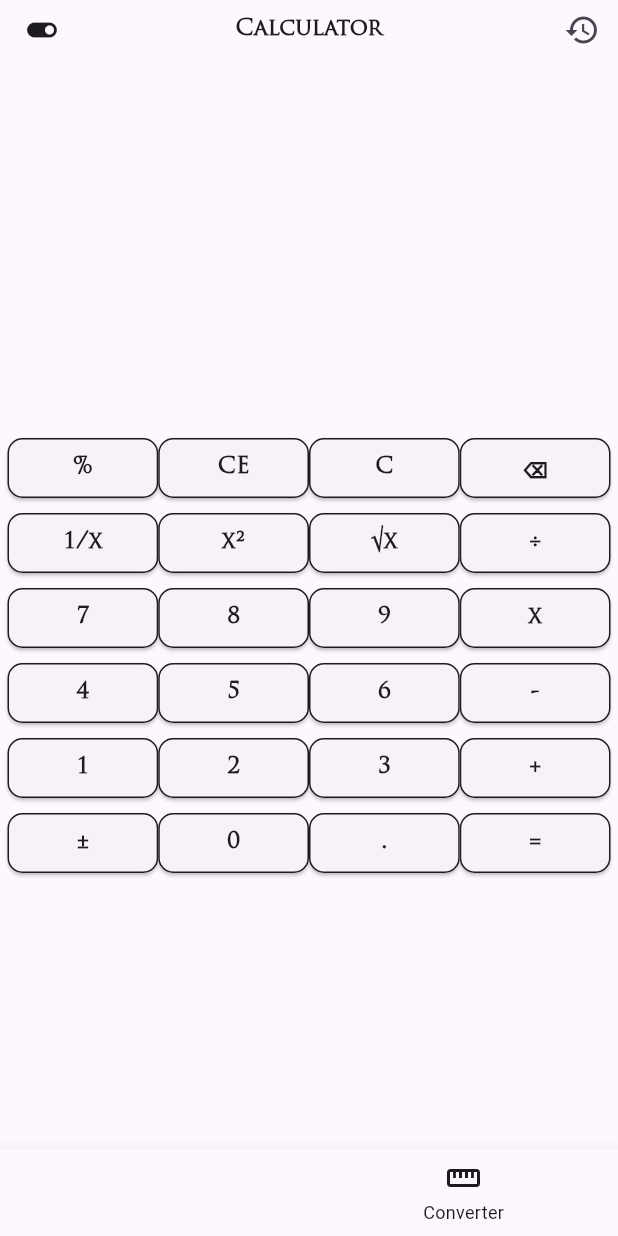
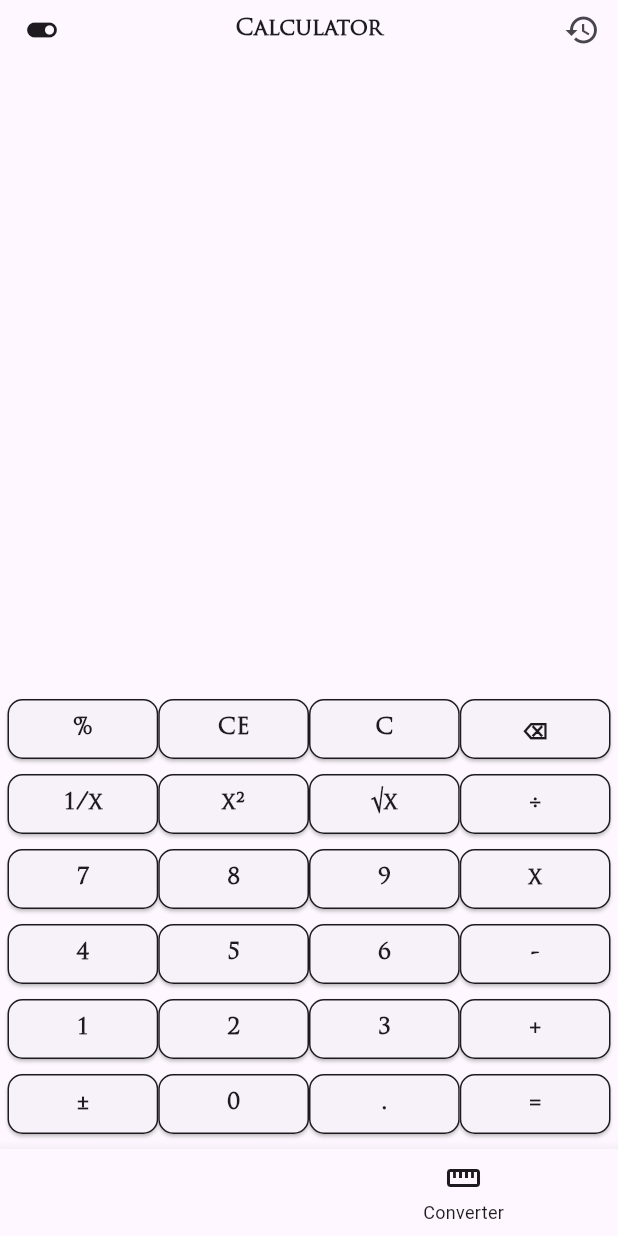
Before and after one commit to Chuckibmk/simple-calculator, a Flutter app: the screen it shows after launch, on a phone screen of 412 x 824 dp. Run offline on Flutter 3.47's test engine with Material 3 defaults, Android fonts, the phone set to English and light mode, and no system bars; our stand-ins replace google_mobile_ads; network calls fail.

Commit message:
change from stack widget to safe area widget in body widget, use of mainaxisalignment.end to stick buttons to down

```diff
--- a/lib/basiccalc.dart
+++ b/lib/basiccalc.dart
@@ -149,8 +149,10 @@ class _BasicCalcClassState extends State<BasicCalcClass> {
             ],
           ),
         ),
-        body: Stack(children: [
-          Column(children: [
+        // use SafeArea
+        body: SafeArea(
+          // children: [
+          child: Column(children: [
             // if (widget.bannerAd != null)
             //   Align(
             //     alignment: Alignment.topCenter,
@@ -201,12 +203,12 @@ class _BasicCalcClassState extends State<BasicCalcClass> {
               ),
             ),
             Expanded(
-              flex: 2,
+              flex: 3,
               child: Padding(
                 padding: const EdgeInsets.all(5),
                 child: Column(
+                  mainAxisAlignment: MainAxisAlignment.end,
                   children: [
-                    // yspace(),
                     // loop through the Lists in the calculator_Varibles List, in order to get the arrangement
                     for (var rw in calculator_Varibles)
                       Row(
@@ -221,7 +223,8 @@ class _BasicCalcClassState extends State<BasicCalcClass> {
               ),
             ),
           ]),
-        ]),
+          // ],
+        ),
       );
     });
   }
@@ -284,10 +287,16 @@ class _BasicCalcClassState extends State<BasicCalcClass> {
 
         currentValue = -currentValue;
       } else if (operator == '1/x') {
-        hisctrl.text = '1/ $currentValue';
-        question = '1/ $currentValue'.toString();
+        if (currentValue != 0) {
+          hisctrl.text = '1/ $currentValue';
+          question = '1/ $currentValue'.toString();
 
-        currentValue = 1 / currentValue;
+          currentValue = 1 / currentValue;
+        } else {
+          ans = 'Cannot Divide by Zero';
+          ques.text = ans;
+          return;
+        }
       } else if (operator == 'x²') {
         hisctrl.text = '$currentValue ²';
         question = '$currentValue ²'.toString();
```
Also changed, not shown: lib/converter.dart (+6 -3 lines), lib/main.dart (+8 -8 lines), 3 other files.
